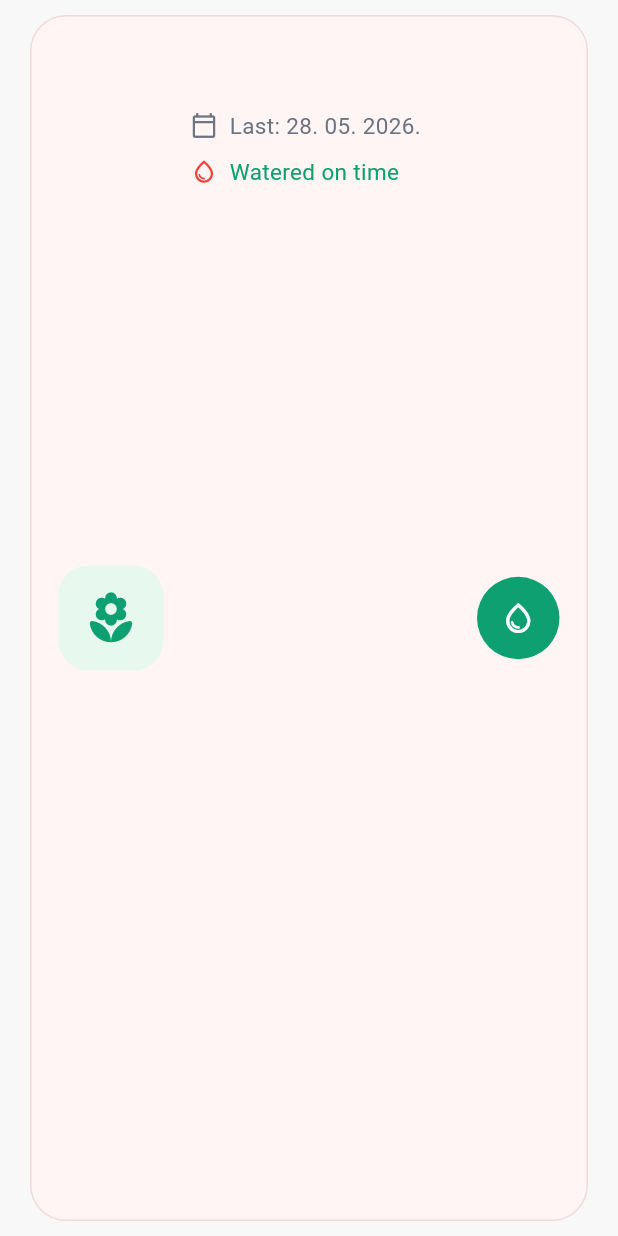
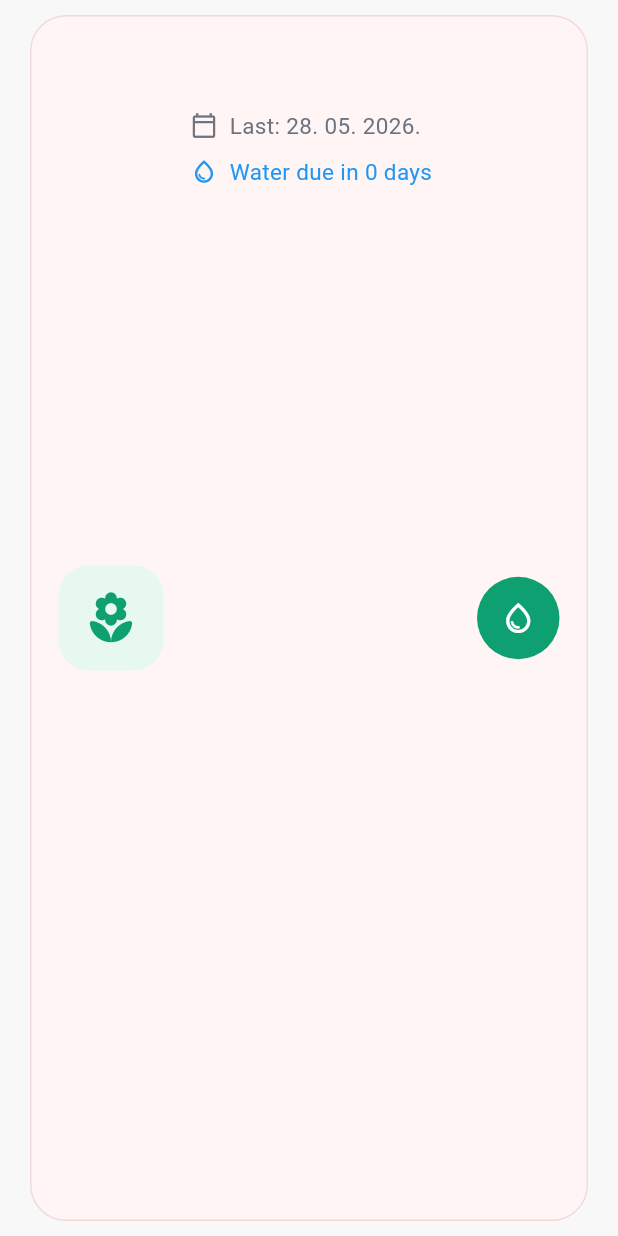
Before and after one commit to cicekl/bloomix_mobile_app, a Flutter app: the PlantCard widget shown alone on an empty page, opened directly with empty values, on a phone screen of 412 x 824 dp. Run offline on Flutter 3.47's test engine with Material 3 defaults, Android fonts, the phone set to English and light mode, and no system bars; our stand-ins replace cloud_firestore, firebase_auth, firebase_core, flutter_riverpod, google_fonts; accounts and stored records are empty.

Commit message:
feat: edit water due text

```diff
--- a/lib/views/dashboard_screen.dart
+++ b/lib/views/dashboard_screen.dart
@@ -171,15 +171,14 @@ class DashboardScreen extends ConsumerWidget {
                           Duration(days: plant.wateringFrequency),
                         );
 
-                        final overdueDays = DateTime.now()
-                            .difference(nextWateringDate)
+                        final daysUntilWatering = nextWateringDate
+                            .difference(DateTime.now())
                             .inDays;
 
                         return PlantCard(
                           plantName: plant.name,
                           lastWateredDate: plant.lastWateredDate,
-                          overdueDays: overdueDays > 0 ? overdueDays : 0,
-
+                          overdueDays: daysUntilWatering,
                           onWater: () async {
                             await ref
                                 .read(plantsProvider.notifier)
--- a/lib/widgets/plant_card.dart
+++ b/lib/widgets/plant_card.dart
@@ -87,24 +87,22 @@ class PlantCard extends StatelessWidget {
                 const SizedBox(height: 10),
                 Row(
                   children: [
-                    const Icon(
+                    Icon(
                       Icons.water_drop_outlined,
                       size: 18,
-                      color: Colors.red,
+                      color: overdueDays < 0 ? Colors.red : Colors.blue,
                     ),
 
                     const SizedBox(width: 8),
 
                     Text(
-                      overdueDays > 0
-                          ? 'Overdue by $overdueDays days'
-                          : 'Watered on time',
+                      overdueDays < 0
+                          ? 'Overdue by ${overdueDays.abs()} days'
+                          : 'Water due in $overdueDays days',
 
                       style: TextStyle(
                         fontSize: 15,
-                        color: overdueDays > 0
-                            ? Colors.red
-                            : AppColors.primaryGreen,
+                        color: overdueDays < 0 ? Colors.red : Colors.blue,
                       ),
                     ),
                   ],
```
